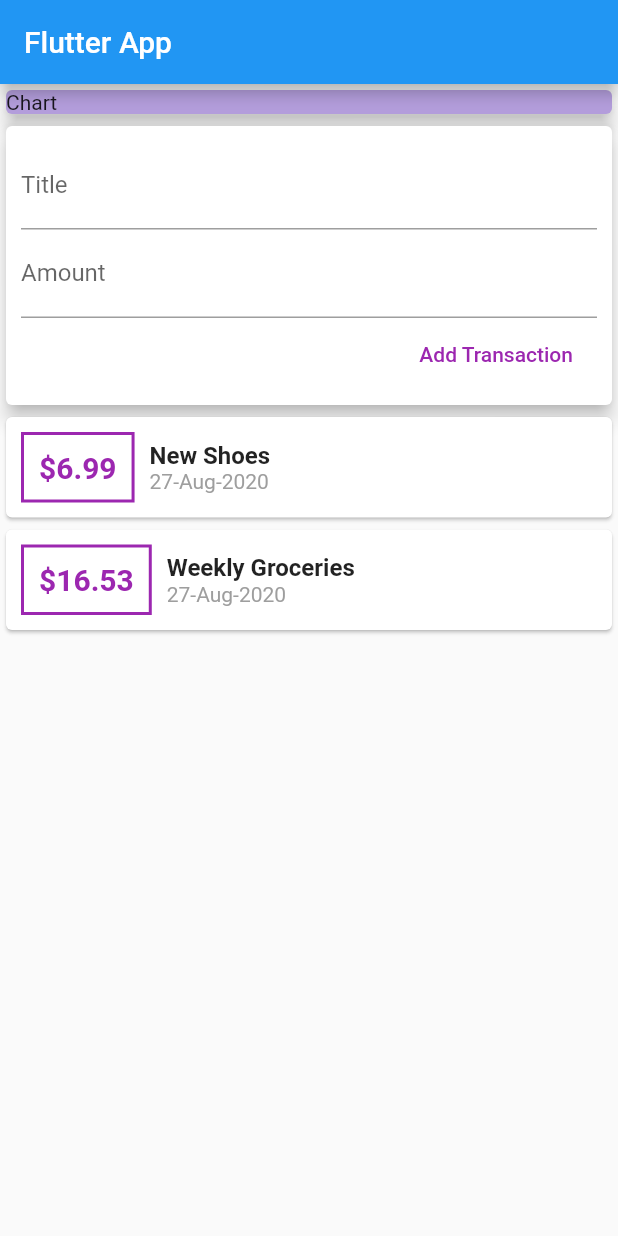
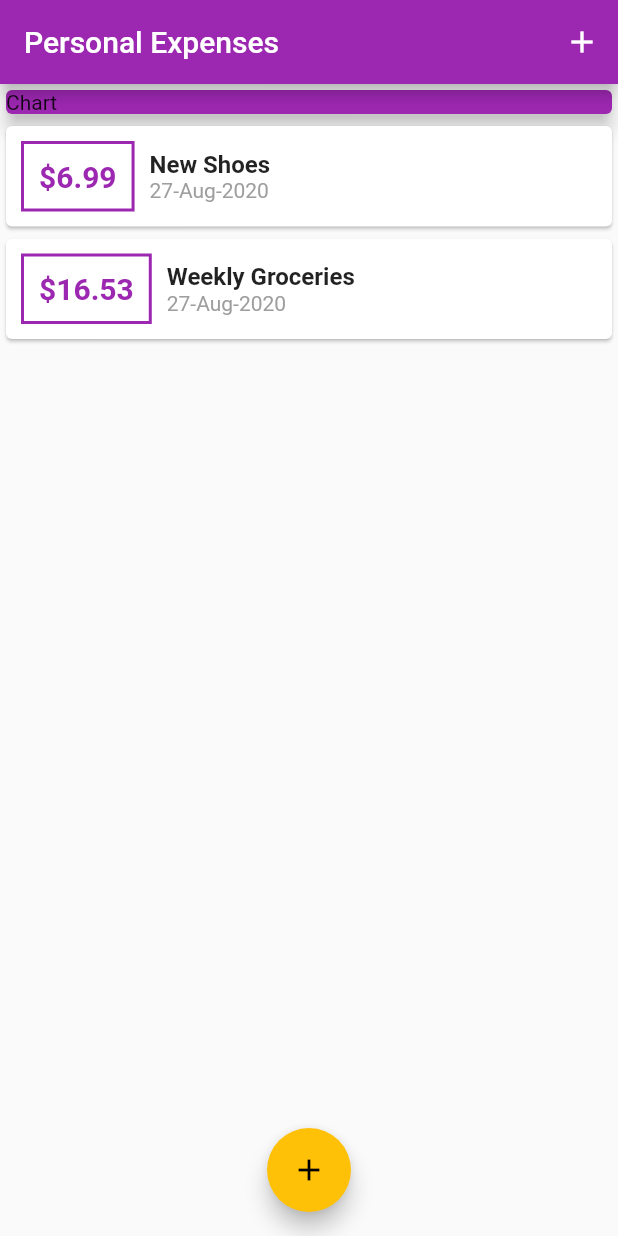
Before and after one commit to matifrancois/Expenses-Flutter-App, a Flutter app: the screen it shows after launch, on a phone screen of 412 x 824 dp. Run offline on Flutter 3.47's test engine with Material 2 defaults, Android fonts, the phone set to English and light mode, and no system bars.

Commit message:
adding theme

```diff
--- a/lib/main.dart
+++ b/lib/main.dart
@@ -1,5 +1,8 @@
+import 'package:first_app/widgets/new_transaction.dart';
 import 'package:flutter/material.dart';
-import 'package:first_app/widgets/user_transactions.dart';
+import 'widgets/transaction_list.dart';
+import 'widgets/new_transaction.dart';
+import 'models/Transaction.dart';
 
 void main() {
   runApp(MyApp());
@@ -9,18 +12,63 @@ class MyApp extends StatelessWidget {
   @override
   Widget build(BuildContext context) {
     return MaterialApp(
-      title: 'Flutter App',
+      title: 'Personal Expenses',
+      theme: ThemeData(
+        primarySwatch: Colors.purple,
+        accentColor: Colors.amber,
+      ),
       home: MyHomePage(),
     );
   }
 }
 
-class MyHomePage extends StatelessWidget {
+class MyHomePage extends StatefulWidget {
+  @override
+  _MyHomePageState createState() => _MyHomePageState();
+}
+
+class _MyHomePageState extends State<MyHomePage> {
+  final List<Transaction> _userTransactions = [
+    Transaction(
+        id: 't1', title: 'New Shoes', amount: 6.99, date: DateTime.now()),
+    Transaction(
+        id: 't2',
+        title: 'Weekly Groceries',
+        amount: 16.53,
+        date: DateTime.now()),
+  ];
+
+  void _addNewTransaction(String txTitle, double txAmount) {
+    final newTx = Transaction(
+      title: txTitle,
+      amount: txAmount,
+      date: DateTime.now(),
+      id: DateTime.now().toString(),
+    );
+    setState(() {
+      _userTransactions.add(newTx);
+    });
+  }
+
+  void _startAddNewTransaction(BuildContext ctx) {
+    showModalBottomSheet(
+        context: ctx,
+        builder: (_) {
+          return NewTransaction(_addNewTransaction);
+        });
+  }
+
   @override
   Widget build(BuildContext context) {
     return Scaffold(
       appBar: AppBar(
-        title: Text('Flutter App'),
+        title: Text('Personal Expenses'),
+        actions: <Widget>[
+          IconButton(
+            icon: Icon(Icons.add),
+            onPressed: () => _startAddNewTransaction(context),
+          ),
+        ],
       ),
       body: SingleChildScrollView(
         child: Column(
@@ -31,14 +79,19 @@ class MyHomePage extends StatelessWidget {
             Container(
               width: double.infinity,
               child: Card(
-                color: Colors.deepPurple[200],
+                color: Theme.of(context).primaryColor,
                 child: Text('Chart'),
                 elevation: 5,
               ),
             ),
-            UserTransactions(),
+            TransactionList(_userTransactions),
           ],
         ),
+      ),
+      floatingActionButtonLocation: FloatingActionButtonLocation.centerFloat,
+      floatingActionButton: FloatingActionButton(
+        child: Icon(Icons.add),
+        onPressed: () => _startAddNewTransaction(context),
       ),
     );
   }
--- a/lib/widgets/transaction_list.dart
+++ b/lib/widgets/transaction_list.dart
@@ -9,10 +9,18 @@ class TransactionList extends StatelessWidget {
 
   @override
   Widget build(BuildContext context) {
-    return Column(
-      //a continuacion con la funcion .map se iterara por todos los elementos
-      //del mapa transactions llamandolos tx por vez.
-      children: transactions.map((tx) {
+    // como tenemos una lista scrolleable media larga, lo mejor es utilizar
+    // un container con el height fijado (importante) y un ListView.builder
+    // este tiene 2 argumentos, el itemBuilder que es una funcion que toma ctx
+    // al cual no le damos mucha bola y index que es el que te dice el indice de
+    // la repeticion del widget, y dentro en return de la funcion el widget a
+    // repetir. De esta manera se refiere al widget como transactions[index].
+    // y el segundo parametro de listview.buider es itemCount, que representa la
+    // cantidad de veces que queremos que se repita el item.
+    return Container(
+      height: 300,
+      child: ListView.builder(
+        itemBuilder: (ctx, index) {
           return Card(
             child: Row(
               children: <Widget>[
@@ -28,7 +36,7 @@ class TransactionList extends StatelessWidget {
                   child: Text(
                     //la notacion que sigue es string interpolation
                     //es similar a hacer: '\$' + tx.amount.toString()
-                  '\$${tx.amount}',
+                    '\$${transactions[index].amount.toStringAsFixed(2)}',
                     style: TextStyle(
                       fontWeight: FontWeight.bold,
                       fontSize: 20,
@@ -40,14 +48,15 @@ class TransactionList extends StatelessWidget {
                   crossAxisAlignment: CrossAxisAlignment.start,
                   children: <Widget>[
                     Text(
-                    tx.title,
+                      transactions[index].title,
                       style: TextStyle(
                         fontSize: 16,
                         fontWeight: FontWeight.bold,
                       ),
                     ),
                     Text(
-                    DateFormat('dd-MMM-yyyy').format(tx.date),
+                      DateFormat('dd-MMM-yyyy')
+                          .format(transactions[index].date),
                       style: TextStyle(color: Colors.grey),
                     ),
                   ],
@@ -55,7 +64,9 @@ class TransactionList extends StatelessWidget {
               ],
             ),
           );
-      }).toList(),
+        },
+        itemCount: transactions.length,
+      ),
     );
   }
 }
--- a/lib/widgets/user_transactions.dart
+++ /dev/null
@@ -1,43 +0,0 @@
-import 'package:flutter/material.dart';
-import 'package:first_app/widgets/new_transaction.dart';
-import 'package:first_app/widgets/transaction_list.dart';
-import 'package:first_app/models/Transaction.dart';
-
-class UserTransactions extends StatefulWidget {
-  @override
-  _UserTransactionsState createState() => _UserTransactionsState();
-}
-
-class _UserTransactionsState extends State<UserTransactions> {
-  final List<Transaction> _userTransactions = [
-    Transaction(
-        id: 't1', title: 'New Shoes', amount: 6.99, date: DateTime.now()),
-    Transaction(
-        id: 't2',
-        title: 'Weekly Groceries',
-        amount: 16.53,
-        date: DateTime.now()),
-  ];
-
-  void _addNewTransaction(String txTitle, double txAmount) {
-    final newTx = Transaction(
-      title: txTitle,
-      amount: txAmount,
-      date: DateTime.now(),
-      id: DateTime.now().toString(),
-    );
-    setState(() {
-      _userTransactions.add(newTx);
-    });
-  }
-
-  @override
-  Widget build(BuildContext context) {
-    return Column(
-      children: <Widget>[
-        NewTransaction(_addNewTransaction),
-        TransactionList(_userTransactions),
-      ],
-    );
-  }
-}
```
Also changed, not shown: lib/widgets/new_transaction.dart (+38 -15 lines). Lines whose indentation alone changed are shown as unchanged.
